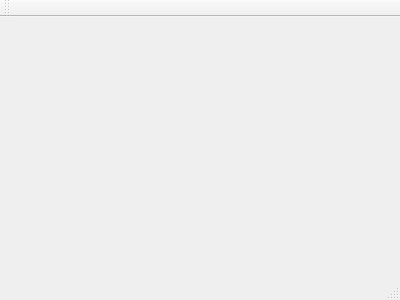
kaadam92/MotorControllerTelemetry, file mainwindow.ui: the form before one commit.
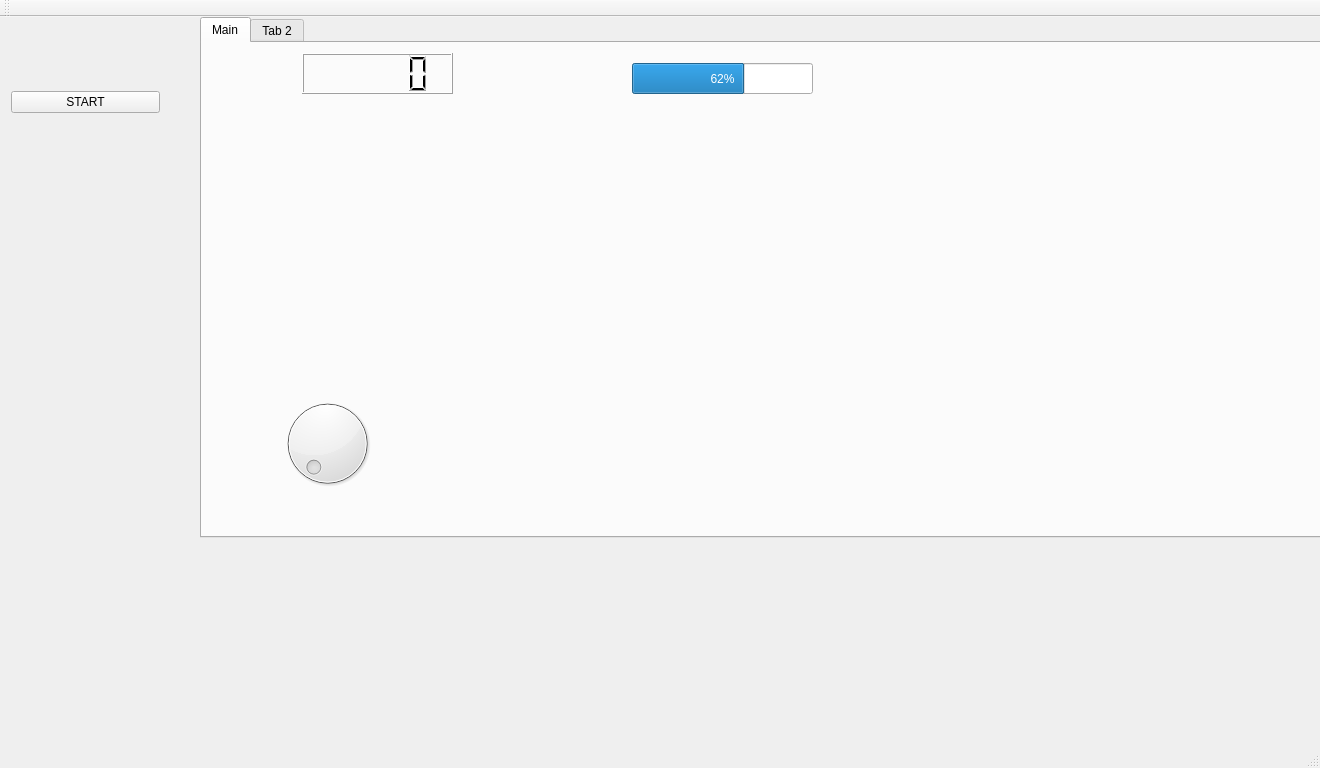
The form after the commit.

Commit message: UI móka elkezdődött

What changed in the file:
```diff
--- a/mainwindow.ui
+++ b/mainwindow.ui
@@ -1,24 +1,127 @@
 <ui version="4.0">
  <class>MainWindow</class>
- <widget class="QMainWindow" name="MainWindow" >
-  <property name="geometry" >
+ <widget class="QMainWindow" name="MainWindow">
+  <property name="enabled">
+   <bool>true</bool>
+  </property>
+  <property name="geometry">
    <rect>
     <x>0</x>
     <y>0</y>
-    <width>400</width>
-    <height>300</height>
+    <width>1320</width>
+    <height>768</height>
    </rect>
   </property>
-  <property name="windowTitle" >
-   <string>MainWindow</string>
+  <property name="minimumSize">
+   <size>
+    <width>800</width>
+    <height>600</height>
+   </size>
   </property>
-  <widget class="QMenuBar" name="menuBar" />
-  <widget class="QToolBar" name="mainToolBar" />
-  <widget class="QWidget" name="centralWidget" />
-  <widget class="QStatusBar" name="statusBar" />
+  <property name="maximumSize">
+   <size>
+    <width>1920</width>
+    <height>1080</height>
+   </size>
+  </property>
+  <property name="windowTitle">
+   <string>Motor Controller Telemetry</string>
+  </property>
+  <widget class="QWidget" name="centralWidget">
+   <widget class="QWidget" name="horizontalLayoutWidget">
+    <property name="geometry">
+     <rect>
+      <x>0</x>
+      <y>0</y>
+      <width>171</width>
+      <height>171</height>
+     </rect>
+    </property>
+    <layout class="QHBoxLayout" name="horizontalLayout">
+     <item>
+      <widget class="QPushButton" name="pushButton">
+       <property name="text">
+        <string>START</string>
+       </property>
+      </widget>
+     </item>
+    </layout>
+   </widget>
+   <widget class="QTabWidget" name="tabWidget">
+    <property name="geometry">
+     <rect>
+      <x>200</x>
+      <y>0</y>
+      <width>1121</width>
+      <height>521</height>
+     </rect>
+    </property>
+    <widget class="QWidget" name="Main">
+     <attribute name="title">
+      <string>Main</string>
+     </attribute>
+     <widget class="QLCDNumber" name="lcdNumber">
+      <property name="geometry">
+       <rect>
+        <x>100</x>
+        <y>10</y>
+        <width>151</width>
+        <height>41</height>
+       </rect>
+      </property>
+     </widget>
+     <widget class="QProgressBar" name="progressBar">
+      <property name="geometry">
+       <rect>
+        <x>430</x>
+        <y>20</y>
+        <width>181</width>
+        <height>31</height>
+       </rect>
+      </property>
+      <property name="value">
+       <number>62</number>
+      </property>
+     </widget>
+     <widget class="QDial" name="dial">
+      <property name="geometry">
+       <rect>
+        <x>70</x>
+        <y>350</y>
+        <width>111</width>
+        <height>101</height>
+       </rect>
+      </property>
+     </widget>
+    </widget>
+    <widget class="QWidget" name="tab_2">
+     <attribute name="title">
+      <string>Tab 2</string>
+     </attribute>
+    </widget>
+   </widget>
+  </widget>
+  <widget class="QMenuBar" name="menuBar">
+   <property name="geometry">
+    <rect>
+     <x>0</x>
+     <y>0</y>
+     <width>1320</width>
+     <height>21</height>
+    </rect>
+   </property>
+  </widget>
+  <widget class="QToolBar" name="mainToolBar">
+   <attribute name="toolBarArea">
+    <enum>TopToolBarArea</enum>
+   </attribute>
+   <attribute name="toolBarBreak">
+    <bool>false</bool>
+   </attribute>
+  </widget>
+  <widget class="QStatusBar" name="statusBar"/>
  </widget>
- <layoutDefault spacing="6" margin="11" />
- <pixmapfunction></pixmapfunction>
+ <layoutdefault spacing="6" margin="11"/>
  <resources/>
  <connections/>
 </ui>
```
Left out of the diff: 1 changed line with no effect on the pictures.
